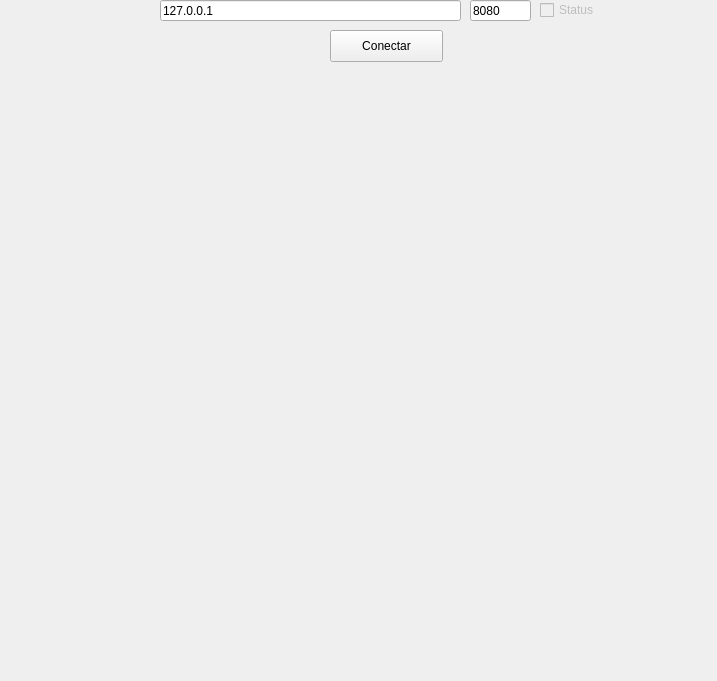
First picture: the form in Practicas/Practica2/Cliente/gui.ui, repository JackCloudman/APCR, before the edit.
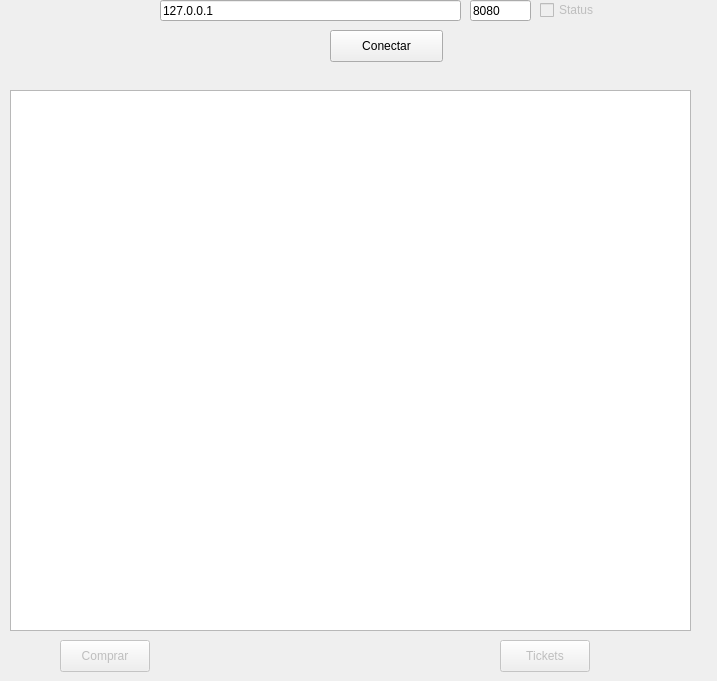
Second picture: the form after the edit.

The edit to the form file:
```diff
--- a/Practicas/Practica2/Cliente/gui.ui
+++ b/Practicas/Practica2/Cliente/gui.ui
@@ -74,6 +74,48 @@
     <string>Conectar</string>
    </property>
   </widget>
+  <widget class="QListWidget" name="myList">
+   <property name="geometry">
+    <rect>
+     <x>10</x>
+     <y>90</y>
+     <width>681</width>
+     <height>541</height>
+    </rect>
+   </property>
+  </widget>
+  <widget class="QPushButton" name="BTN_COMPRAR">
+   <property name="enabled">
+    <bool>false</bool>
+   </property>
+   <property name="geometry">
+    <rect>
+     <x>60</x>
+     <y>640</y>
+     <width>90</width>
+     <height>32</height>
+    </rect>
+   </property>
+   <property name="text">
+    <string>Comprar</string>
+   </property>
+  </widget>
+  <widget class="QPushButton" name="BTN_TICKETS">
+   <property name="enabled">
+    <bool>false</bool>
+   </property>
+   <property name="geometry">
+    <rect>
+     <x>500</x>
+     <y>640</y>
+     <width>90</width>
+     <height>32</height>
+    </rect>
+   </property>
+   <property name="text">
+    <string>Tickets</string>
+   </property>
+  </widget>
  </widget>
  <resources/>
  <connections/>
```
